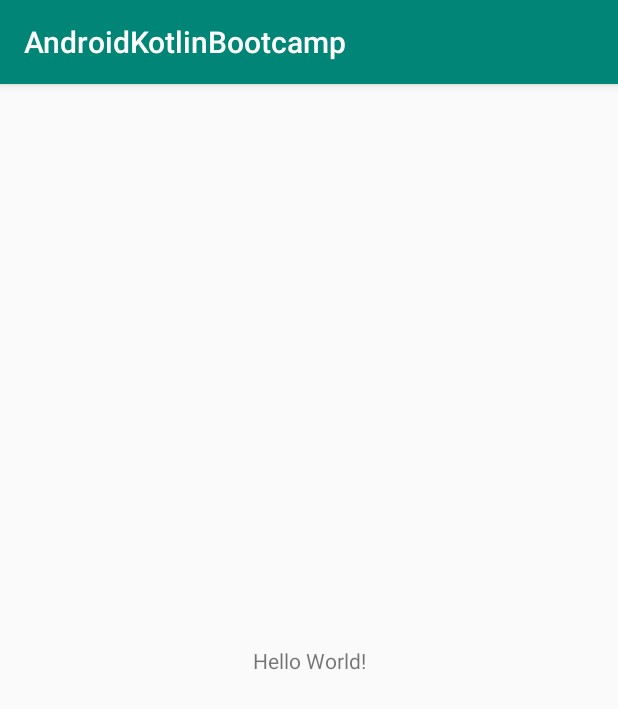
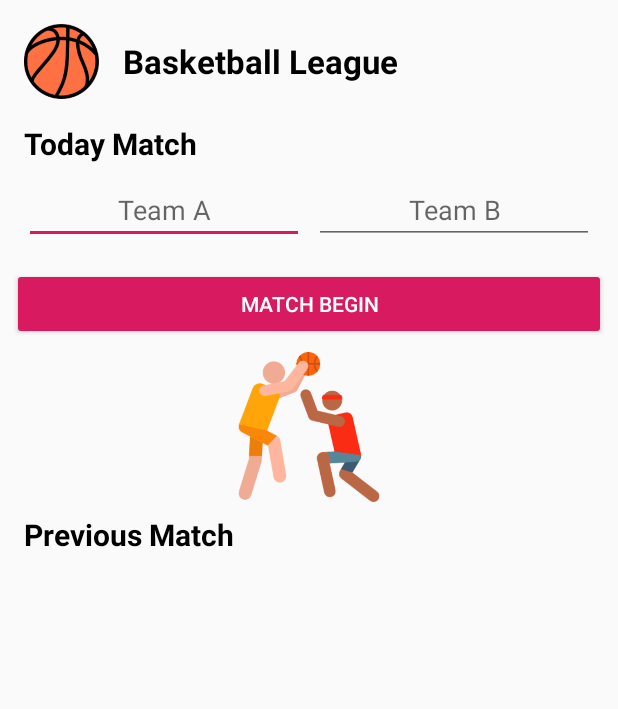
Before and after one commit to riefist/androidbootcamp, an Android app: the screen it shows after launch (MainActivity), on a phone screen of 412 x 824 dp. Shown: the top 709 px of the screen. Run offline under Robolectric (Android 15) with nearby library versions, the phone set to English and light mode, and no system bars.

Commit message:
activity & intent (hari ketiga)

```diff
--- a/app/src/main/AndroidManifest.xml
+++ b/app/src/main/AndroidManifest.xml
@@ -9,7 +9,11 @@
             android:roundIcon="@mipmap/ic_launcher_round"
             android:supportsRtl="true"
             android:theme="@style/AppTheme">
-        <activity android:name=".MainActivity">
+        <activity android:name=".ScoreActivity"
+        android:theme="@style/AppTheme.NoActionBar">
+        </activity>
+        <activity android:name=".MainActivity"
+        android:theme="@style/AppTheme.NoActionBar">
             <intent-filter>
                 <action android:name="android.intent.action.MAIN"/>
 
--- /dev/null
+++ b/app/src/main/java/thortechasia/android/androidkotlinbootcamp/Constants.kt
@@ -0,0 +1,4 @@
+package thortechasia.android.androidkotlinbootcamp
+
+const val EXTRA_TEAM_A = "extra_team_a"
+const val EXTRA_TEAM_B = "extra_team_b"
--- a/app/src/main/res/layout/activity_main.xml
+++ b/app/src/main/res/layout/activity_main.xml
@@ -1,19 +1,102 @@
 <?xml version="1.0" encoding="utf-8"?>
-<android.support.constraint.ConstraintLayout
+<LinearLayout
         xmlns:android="http://schemas.android.com/apk/res/android"
         xmlns:tools="http://schemas.android.com/tools"
         xmlns:app="http://schemas.android.com/apk/res-auto"
         android:layout_width="match_parent"
         android:layout_height="match_parent"
+        android:orientation="vertical"
         tools:context=".MainActivity">
+
+    <LinearLayout
+            android:layout_width="match_parent"
+            android:layout_height="wrap_content"
+            android:orientation="horizontal"
+            android:paddingTop="16dp"
+            android:paddingStart="16dp"
+            android:paddingEnd="16dp">
+
+        <ImageView
+                android:layout_width="50dp"
+                android:layout_height="50dp"
+                android:src="@drawable/basketball"/>
+
+        <TextView
+                android:layout_width="wrap_content"
+                android:layout_height="wrap_content"
+                android:textStyle="bold"
+                android:textColor="@android:color/black"
+                android:layout_marginStart="16dp"
+                android:textSize="@dimen/text_big"
+                android:layout_gravity="center"
+                android:text="@string/basketball_league"/>
+
+    </LinearLayout>
 
     <TextView
             android:layout_width="wrap_content"
             android:layout_height="wrap_content"
-            android:text="Hello World!"
-            app:layout_constraintBottom_toBottomOf="parent"
-            app:layout_constraintLeft_toLeftOf="parent"
-            app:layout_constraintRight_toRightOf="parent"
-            app:layout_constraintTop_toTopOf="parent"/>
+            android:text="@string/today_match"
+            android:textStyle="bold"
+            android:textColor="@android:color/black"
+            android:layout_marginTop="16dp"
+            android:layout_marginStart="16dp"
+            android:textSize="20sp"/>
 
-</android.support.constraint.ConstraintLayout>
+    <LinearLayout
+            android:layout_width="match_parent"
+            android:layout_height="wrap_content"
+            android:layout_marginTop="8dp"
+            android:layout_marginStart="16dp"
+            android:layout_marginEnd="16dp"
+            android:orientation="horizontal">
+
+        <EditText
+                android:id="@+id/edt_team_a"
+                android:layout_width="wrap_content"
+                android:layout_height="wrap_content"
+                android:layout_weight="1"
+                android:layout_marginEnd="3dp"
+                android:gravity="center"
+                android:hint="@string/team_a"/>
+
+        <EditText
+                android:id="@+id/edt_team_b"
+                android:layout_width="wrap_content"
+                android:layout_height="wrap_content"
+                android:layout_weight="1"
+                android:layout_gravity="center"
+                android:layout_marginStart="3dp"
+                android:gravity="center"
+                android:hint="@string/team_b"/>
+
+    </LinearLayout>
+
+    <Button
+            android:id="@+id/btn_match_begin"
+            android:layout_width="match_parent"
+            android:layout_height="wrap_content"
+            android:text="@string/match_begin"
+            android:layout_marginTop="16dp"
+            android:layout_marginRight="8dp"
+            android:layout_marginLeft="8dp"
+            style="@style/Widget.AppCompat.Button.Colored"/>
+
+    <ImageView
+            android:layout_width="100dp"
+            android:layout_height="100dp"
+            android:src="@drawable/basketballplayer"
+            android:layout_gravity="center"
+            android:layout_marginTop="8dp"/>
+
+    <TextView
+            android:layout_width="wrap_content"
+            android:layout_height="wrap_content"
+            android:text="@string/previous_match"
+            android:textStyle="bold"
+            android:textColor="@android:color/black"
+            android:layout_marginTop="8dp"
+            android:layout_marginStart="16dp"
+            android:textSize="20sp"/>
+
+</LinearLayout>
--- a/app/src/main/res/values/strings.xml
+++ b/app/src/main/res/values/strings.xml
@@ -1,3 +1,15 @@
 <resources>
     <string name="app_name">AndroidKotlinBootcamp</string>
+    <string name="basketball_league">Basketball League</string>
+    <string name="today_match">Today Match</string>
+    <string name="team_a">Team A</string>
+    <string name="team_b">Team B</string>
+    <string name="match_begin">Match Begin</string>
+    <string name="previous_match">Previous Match</string>
+    <string name="match_score">Match Score</string>
+    <string name="point_3">+3 Points</string>
+    <string name="point_2">+2 Points</string>
+    <string name="free_throw">Free Throw</string>
+    <string name="reset">Reset</string>
+    <string name="save">Save</string>
 </resources>
--- a/app/src/main/res/values/styles.xml
+++ b/app/src/main/res/values/styles.xml
@@ -8,4 +8,9 @@
         <item name="colorAccent">@color/colorAccent</item>
     </style>
 
+    <style name="AppTheme.NoActionBar">
+        <item name="windowActionBar">false</item>
+        <item name="windowNoTitle">true</item>
+    </style>
+
 </resources>
--- a/build.gradle
+++ b/build.gradle
@@ -2,6 +2,7 @@
 
 buildscript {
     ext.kotlin_version = '1.3.31'
+    ext.anko_version='0.10.8'
     repositories {
         google()
         jcenter()
--- a/gradle.properties
+++ b/gradle.properties
@@ -13,3 +13,5 @@ org.gradle.jvmargs=-Xmx1536m
 # org.gradle.parallel=true
 # Kotlin code style for this project: "official" or "obsolete":
 kotlin.code.style=official
+android.useAndroidX=true
+android.enableJetifier=true
```
Also changed, not shown: app/build.gradle (+10 -6 lines), app/src/main/java/thortechasia/android/androidkotlinbootcamp/MainActivity.kt (+40 -1 lines), app/src/main/java/thortechasia/android/androidkotlinbootcamp/ScoreActivity.kt (added, +66 -0 lines), app/src/main/res/layout/activity_score.xml (added, +200 -0 lines), app/src/main/res/values/dimens.xml (added, +7 -0 lines), app/src/main/res/drawable/basketball.png (added), app/src/main/res/drawable/basketballplayer.png (added).
